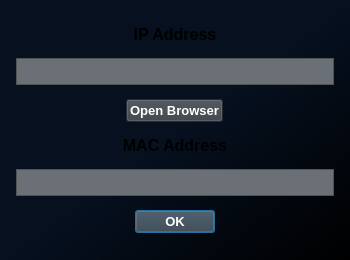
This is src/ui/Confirmation.ui in bitcap-co/bitcap-ipr as Qt 5 draws it before an edit. The edited form follows.
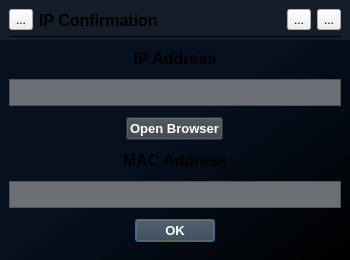
This is the edited form.

Commit message: refactor ip confirm for titlebar

What changed in the file:
```diff
--- a/src/ui/Confirmation.ui
+++ b/src/ui/Confirmation.ui
@@ -69,17 +69,114 @@
 }
 </string>
   </property>
+  <widget class="QWidget" name="titlebar" native="true">
+   <property name="geometry">
+    <rect>
+     <x>0</x>
+     <y>0</y>
+     <width>350</width>
+     <height>40</height>
+    </rect>
+   </property>
+   <layout class="QVBoxLayout" name="verticalLayout">
+    <property name="leftMargin">
+     <number>0</number>
+    </property>
+    <property name="topMargin">
+     <number>0</number>
+    </property>
+    <property name="rightMargin">
+     <number>0</number>
+    </property>
+    <property name="bottomMargin">
+     <number>0</number>
+    </property>
+    <item>
+     <widget class="QWidget" name="widget" native="true">
+      <property name="sizePolicy">
+       <sizepolicy hsizetype="Preferred" vsizetype="Preferred">
+        <horstretch>0</horstretch>
+        <verstretch>0</verstretch>
+       </sizepolicy>
+      </property>
+      <property name="minimumSize">
+       <size>
+        <width>0</width>
+        <height>0</height>
+       </size>
+      </property>
+      <layout class="QHBoxLayout" name="horizontalLayout">
+       <item>
+        <widget class="QToolButton" name="titleIcon">
+         <property name="text">
+          <string>...</string>
+         </property>
+        </widget>
+       </item>
+       <item>
+        <widget class="QLabel" name="title">
+         <property name="font">
+          <font>
+           <pointsize>12</pointsize>
+           <bold>true</bold>
+          </font>
+         </property>
+         <property name="text">
+          <string>IP Confirmation</string>
+         </property>
+         <property name="StyleClass" stdset="0">
+          <string>setText</string>
+         </property>
+        </widget>
+       </item>
+       <item>
+        <widget class="QToolButton" name="minButton">
+         <property name="focusPolicy">
+          <enum>Qt::NoFocus</enum>
+         </property>
+         <property name="text">
+          <string>...</string>
+         </property>
+        </widget>
+       </item>
+       <item>
+        <widget class="QToolButton" name="closeButton">
+         <property name="focusPolicy">
+          <enum>Qt::NoFocus</enum>
+         </property>
+         <property name="text">
+          <string>...</string>
+         </property>
+        </widget>
+       </item>
+      </layout>
+     </widget>
+    </item>
+   </layout>
+  </widget>
+  <widget class="QWidget" name="widget_2" native="true">
+   <property name="geometry">
+    <rect>
+     <x>0</x>
+     <y>30</y>
+     <width>350</width>
+     <height>230</height>
+    </rect>
+   </property>
   <layout class="QGridLayout" name="gridLayout">
    <property name="leftMargin">
-    <number>16</number>
-   </property>
-   <property name="rightMargin">
-    <number>16</number>
-   </property>
-   <property name="spacing">
+     <number>9</number>
+    </property>
+    <property name="topMargin">
     <number>0</number>
    </property>
-   <item row="1" column="0">
+    <property name="rightMargin">
+     <number>9</number>
+    </property>
+    <property name="bottomMargin">
+     <number>9</number>
+    </property>
+    <item row="2" column="0">
     <widget class="QLineEdit" name="lineIPField">
      <property name="enabled">
       <bool>true</bool>
@@ -103,51 +200,7 @@
      </property>
     </widget>
    </item>
-   <item row="3" column="0">
-    <widget class="QLabel" name="label_2">
-     <property name="sizePolicy">
-      <sizepolicy hsizetype="Preferred" vsizetype="Fixed">
-       <horstretch>0</horstretch>
-       <verstretch>0</verstretch>
-      </sizepolicy>
-     </property>
-     <property name="font">
-      <font>
-       <pointsize>12</pointsize>
-       <bold>true</bold>
-      </font>
-     </property>
-     <property name="text">
-      <string>MAC Address</string>
-     </property>
-     <property name="alignment">
-      <set>Qt::AlignCenter</set>
-     </property>
-     <property name="StyleClass" stdset="0">
-      <string>setText</string>
-     </property>
-    </widget>
-   </item>
-   <item row="2" column="0" alignment="Qt::AlignHCenter">
-    <widget class="QPushButton" name="actionOpenBrowser">
-     <property name="sizePolicy">
-      <sizepolicy hsizetype="Fixed" vsizetype="Fixed">
-       <horstretch>0</horstretch>
-       <verstretch>0</verstretch>
-      </sizepolicy>
-     </property>
-     <property name="font">
-      <font>
-       <pointsize>10</pointsize>
-       <bold>true</bold>
-      </font>
-     </property>
-     <property name="text">
-      <string>Open Browser</string>
-     </property>
-    </widget>
-   </item>
-   <item row="0" column="0">
+    <item row="1" column="0">
     <widget class="QLabel" name="label">
      <property name="sizePolicy">
       <sizepolicy hsizetype="Preferred" vsizetype="Fixed">
@@ -172,29 +225,7 @@
      </property>
     </widget>
    </item>
-   <item row="4" column="0">
-    <widget class="QLineEdit" name="lineMACField">
-     <property name="enabled">
-      <bool>true</bool>
-     </property>
-     <property name="font">
-      <font>
-       <pointsize>12</pointsize>
-       <bold>false</bold>
-      </font>
-     </property>
-     <property name="text">
-      <string/>
-     </property>
-     <property name="alignment">
-      <set>Qt::AlignCenter</set>
-     </property>
-     <property name="readOnly">
-      <bool>true</bool>
-     </property>
-    </widget>
-   </item>
-   <item row="5" column="0" alignment="Qt::AlignHCenter">
+    <item row="7" column="0" alignment="Qt::AlignHCenter">
     <widget class="QPushButton" name="accept">
      <property name="sizePolicy">
       <sizepolicy hsizetype="Fixed" vsizetype="Fixed">
@@ -216,7 +247,84 @@
      </property>
     </widget>
    </item>
-  </layout>
+    <item row="4" column="0" alignment="Qt::AlignHCenter">
+     <widget class="QPushButton" name="actionOpenBrowser">
+      <property name="sizePolicy">
+       <sizepolicy hsizetype="Fixed" vsizetype="Fixed">
+        <horstretch>0</horstretch>
+        <verstretch>0</verstretch>
+       </sizepolicy>
+      </property>
+      <property name="font">
+       <font>
+        <pointsize>10</pointsize>
+        <bold>true</bold>
+       </font>
+      </property>
+      <property name="text">
+       <string>Open Browser</string>
+      </property>
+     </widget>
+    </item>
+    <item row="5" column="0">
+     <widget class="QLabel" name="label_2">
+      <property name="sizePolicy">
+       <sizepolicy hsizetype="Preferred" vsizetype="Fixed">
+        <horstretch>0</horstretch>
+        <verstretch>0</verstretch>
+       </sizepolicy>
+      </property>
+      <property name="font">
+       <font>
+        <pointsize>12</pointsize>
+        <bold>true</bold>
+       </font>
+      </property>
+      <property name="text">
+       <string>MAC Address</string>
+      </property>
+      <property name="alignment">
+       <set>Qt::AlignCenter</set>
+      </property>
+      <property name="StyleClass" stdset="0">
+       <string>setText</string>
+      </property>
+     </widget>
+    </item>
+    <item row="6" column="0">
+     <widget class="QLineEdit" name="lineMACField">
+      <property name="enabled">
+       <bool>true</bool>
+      </property>
+      <property name="font">
+       <font>
+        <pointsize>12</pointsize>
+        <bold>false</bold>
+       </font>
+      </property>
+      <property name="text">
+       <string/>
+      </property>
+      <property name="alignment">
+       <set>Qt::AlignCenter</set>
+      </property>
+      <property name="readOnly">
+       <bool>true</bool>
+      </property>
+     </widget>
+    </item>
+    <item row="0" column="0">
+     <widget class="Line" name="line">
+      <property name="frameShadow">
+       <enum>QFrame::Plain</enum>
+      </property>
+      <property name="orientation">
+       <enum>Qt::Horizontal</enum>
+      </property>
+     </widget>
+    </item>
+   </layout>
+  </widget>
  </widget>
  <resources/>
  <connections/>
```
Lines whose indentation alone changed are shown as unchanged. The commit also changes 1 other file.
